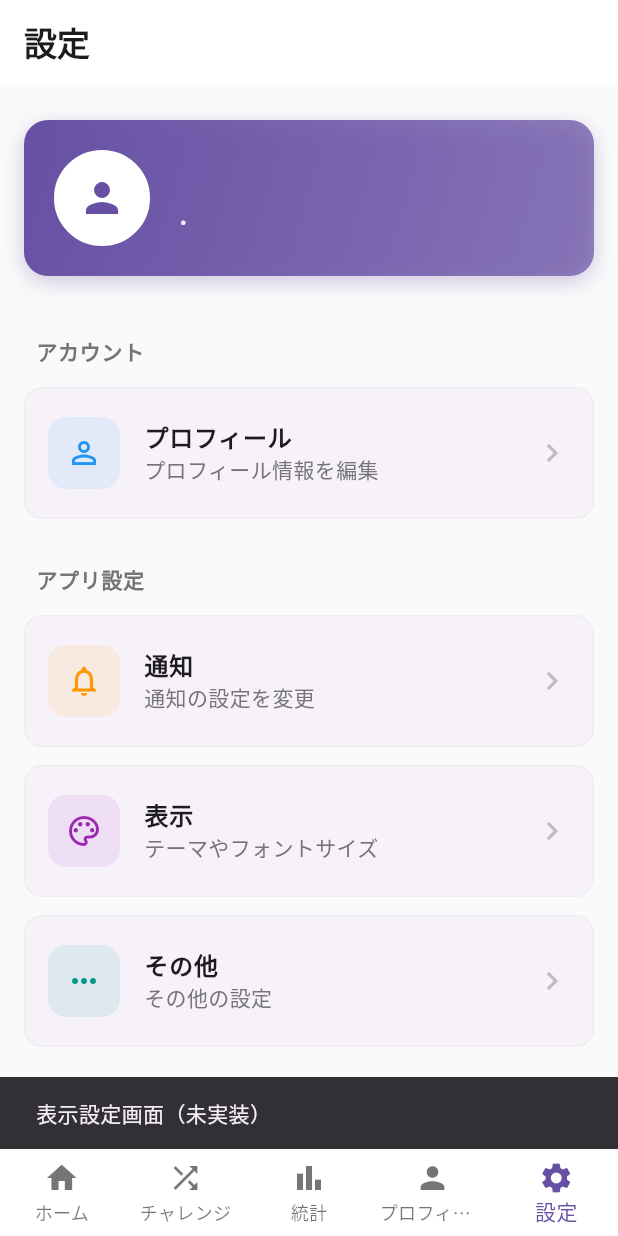
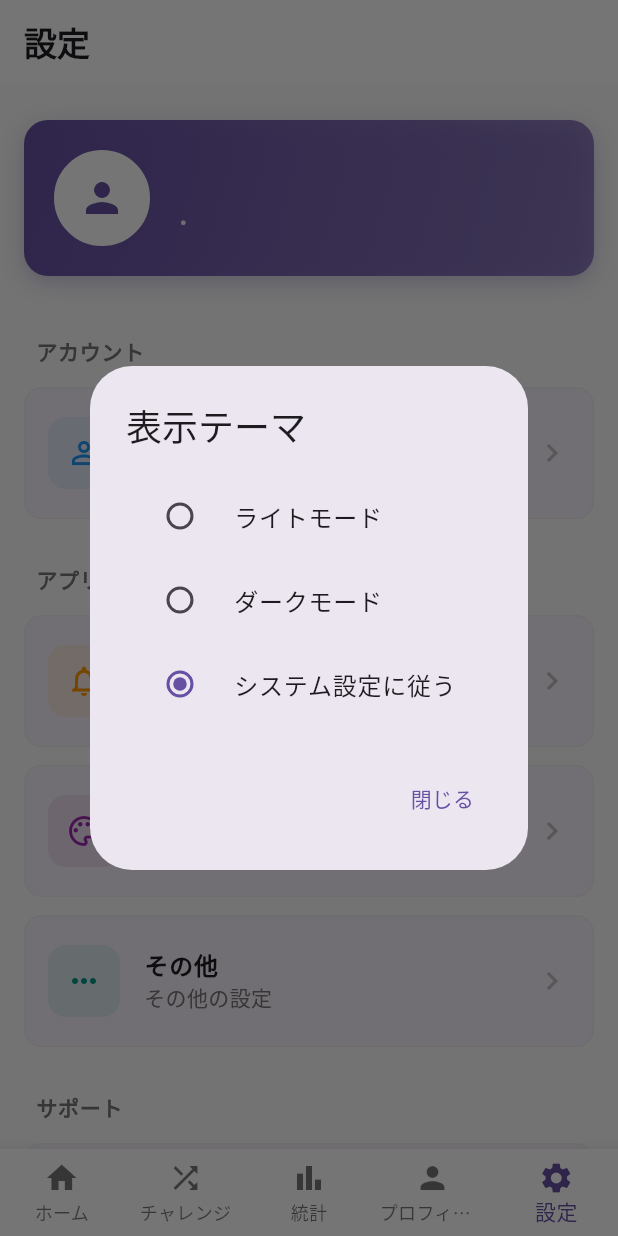
Before and after one commit to oto1720/2025_tyarekyara, a Flutter app: the SettingsScreen screen opened by its route, after a tap on "表示", on a phone screen of 412 x 824 dp. Run offline on Flutter 3.47's test engine with Material 3 defaults, Android fonts, the phone set to English and light mode, and no system bars; our stand-ins replace cloud_firestore, device_preview, firebase_auth, firebase_core, firebase_storage, fl_chart and 9 more; accounts and stored records are empty.

Commit message:
1. settings_screen.dart の改修後エラー

```diff
--- /dev/null
+++ b/lib/core/providers/theme_provider.dart
@@ -0,0 +1,11 @@
+// lib/core/providers/theme_provider.dart
+
+import 'package:flutter/material.dart';
+import 'package:flutter_riverpod/flutter_riverpod.dart';
+
+
+// アプリのテーマモードを管理するProvider
+final themeModeProvider = StateProvider<ThemeMode>((ref) {
+  // TODO: SharedPreferencesなどで永続化設定を読み込む
+  return ThemeMode.system;
+});
--- a/lib/feature/settings/presentation/pages/settings_screen.dart
+++ b/lib/feature/settings/presentation/pages/settings_screen.dart
@@ -3,6 +3,7 @@ import 'package:flutter_riverpod/flutter_riverpod.dart';
 import 'package:go_router/go_router.dart';
 import '../../../auth/providers/auth_provider.dart';
 import '../widgets/setting_item.dart';
+import '../../../../core/providers/theme_provider.dart';
 
 class SettingsScreen extends ConsumerWidget {
   const SettingsScreen({super.key});
@@ -39,6 +40,67 @@ class SettingsScreen extends ConsumerWidget {
           ),
         ],
       ),
+    );
+  }
+  void _showThemeDialog(BuildContext context) {
+    showDialog(
+      context: context,
+      builder: (context) {
+        // ダイアログ内で Provider を操作するために Consumer を使用
+        return Consumer(
+          builder: (context, ref, child) {
+            final currentThemeMode = ref.watch(themeModeProvider);
+
+            return AlertDialog(
+              title: const Text('表示テーマ'),
+              content: Column(
+                mainAxisSize: MainAxisSize.min,
+                children: [
+                  RadioListTile<ThemeMode>(
+                    title: const Text('ライトモード'),
+                    value: ThemeMode.light,
+                    groupValue: currentThemeMode,
+                    onChanged: (value) {
+                      if (value != null) {
+                        ref.read(themeModeProvider.notifier).state = value;
+                        // TODO: SharedPreferencesなどに設定を保存
+                      }
+                    },
+                  ),
+                  RadioListTile<ThemeMode>(
+                    title: const Text('ダークモード'),
+                    value: ThemeMode.dark,
+                    groupValue: currentThemeMode,
+                    onChanged: (value) {
+                      if (value != null) {
+                        ref.read(themeModeProvider.notifier).state = value;
+                        // TODO: SharedPreferencesなどに設定を保存
+                      }
+                    },
+                  ),
+                  RadioListTile<ThemeMode>(
+                    title: const Text('システム設定に従う'),
+                    value: ThemeMode.system,
+                    groupValue: currentThemeMode,
+                    onChanged: (value) {
+                      if (value != null) {
+                        ref.read(themeModeProvider.notifier).state = value;
+                        // TODO: SharedPreferencesなどに設定を保存
+                      }
+                    },
+                  ),
+                ],
+              ),
+              actions: [
+                TextButton(
+                  onPressed: () => Navigator.pop(context),
+                  child: const Text('閉じる'),
+                ),
+              ],
+            );
+          },
+        );
+      },
     );
   }
 
@@ -190,10 +252,8 @@ class SettingsScreen extends ConsumerWidget {
                 subtitle: 'テーマやフォントサイズ',
                 iconColor: Colors.purple,
                 onTap: () {
-                  // TODO: 表示設定画面へ遷移
-                  ScaffoldMessenger.of(context).showSnackBar(
-                    const SnackBar(content: Text('表示設定画面（未実装）')),
-                  );
+                  // ★ SnackBarの表示をダイアログ呼び出しに変更
+                  _showThemeDialog(context);
                 },
               ),
               SettingItem(
--- a/lib/main.dart
+++ b/lib/main.dart
@@ -6,6 +6,7 @@ import 'package:flutter_dotenv/flutter_dotenv.dart';
 import 'package:tyarekyara/core/route/app_router.dart';
 import 'firebase_options.dart';
 import 'package:device_preview/device_preview.dart';
+import 'package:tyarekyara/core/providers/theme_provider.dart';
 
 void main() async {
   WidgetsFlutterBinding.ensureInitialized();
@@ -25,12 +26,16 @@ void main() async {
   );
 }
 
-class MyApp extends StatelessWidget {
+class MyApp extends ConsumerWidget {
   const MyApp({super.key});
 
   @override
-  Widget build(BuildContext context) {
+  Widget build(BuildContext context, WidgetRef ref) {
+    final themeMode = ref.watch(themeModeProvider);
     return MaterialApp.router(
+      themeMode: themeMode, // ★ ここに設定
+      theme: ThemeData.light(useMaterial3: true),     // ライトモード用テーマ
+      darkTheme: ThemeData.dark(useMaterial3: true),  // ダークモード用テーマ
       routerConfig: router,
       // DevicePreview設定
       locale: DevicePreview.locale(context),
--- a/pubspec.yaml
+++ b/pubspec.yaml
@@ -43,7 +43,6 @@ dependencies:
   # The following adds the Cupertino Icons font to your application.
   # Use with the CupertinoIcons class for iOS style icons.
   cupertino_icons: ^1.0.8
-  riverpod: ^3.0.0
   flutter_riverpod: ^3.0.0
   go_router: ^16.0.2
   freezed_annotation: ^2.4.1
```
Also changed, not shown: pubspec.lock.
